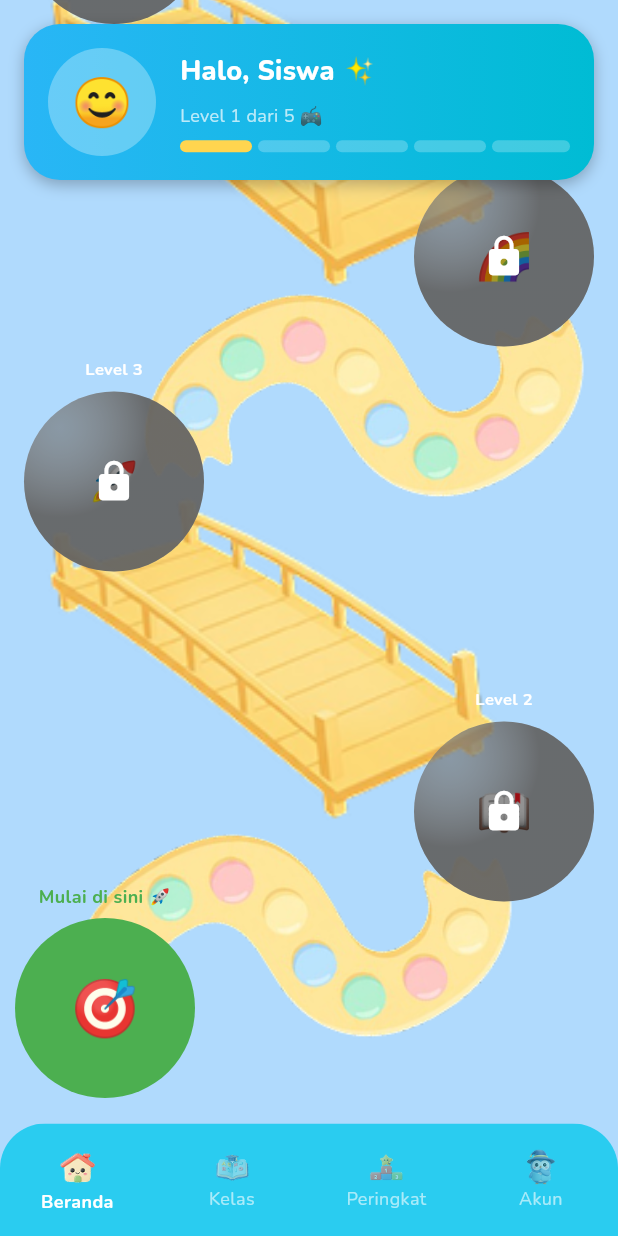
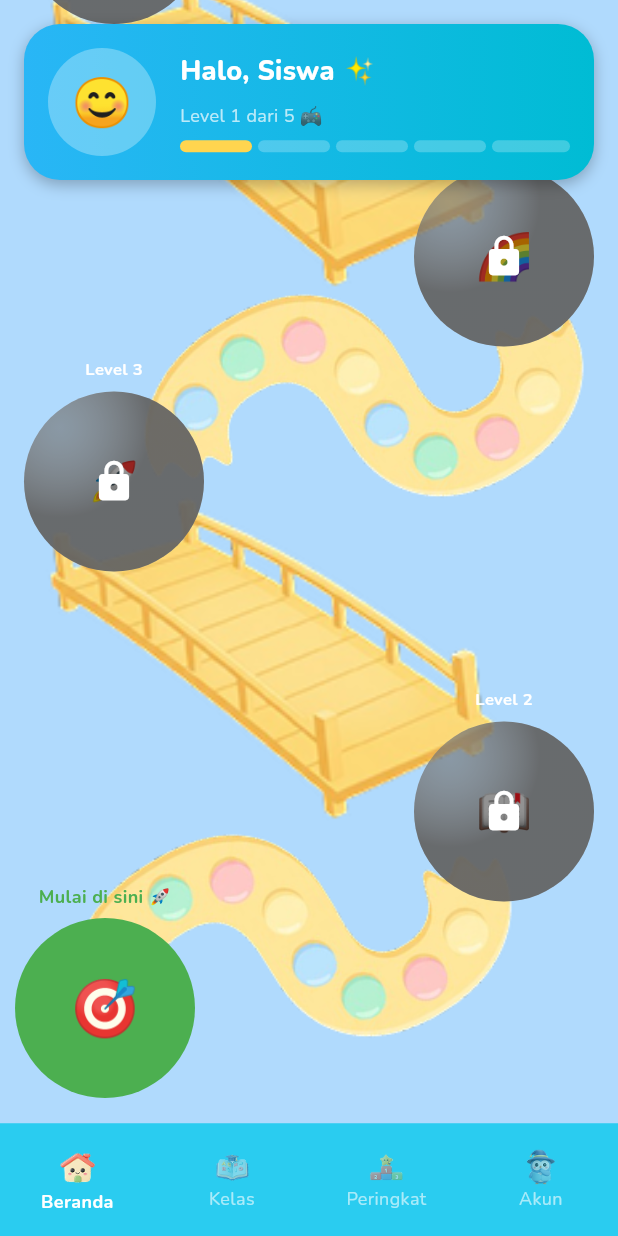
Before and after one commit to AbidinoNurkhiansyah/ciloka-mobile, a Flutter app: the MainStudentView screen opened by its route, on a phone screen of 412 x 824 dp. Run offline on Flutter 3.47's test engine with Material 3 defaults, Android fonts, the phone set to English and light mode, and no system bars; our stand-ins replace cached_network_image, cloud_firestore, firebase_auth, firebase_core, flutter_tts, font_awesome_flutter and 4 more; accounts and stored records are empty; project files that could hold a hidden picture were left out.

Commit message:
style(bottom nav) : remove ClipperRect

```diff
--- a/lib/features/student/views/main_student_view.dart
+++ b/lib/features/student/views/main_student_view.dart
@@ -31,24 +31,17 @@ class _MainStudentViewState extends State<MainStudentView> {
       builder: (context, vm, _) {
         return Scaffold(
           body: vm.currentScreen,
-          bottomNavigationBar: ClipRRect(
-            borderRadius: const BorderRadius.only(
-              topRight: Radius.circular(30),
-              topLeft: Radius.circular(30),
-            ),
-            child: Container(
+          bottomNavigationBar: Container(
             height: 75,
             decoration: BoxDecoration(color: colorScheme.surface),
             child: BottomNavigationBar(
               type: BottomNavigationBarType.fixed,
-                backgroundColor: Colors.transparent,
+
               elevation: 0,
               currentIndex: vm.currentIndex,
               onTap: vm.setIndexBottomNavbar,
               selectedItemColor: colorScheme.onSurface,
-                unselectedItemColor: colorScheme.onSurface.withValues(
-                  alpha: 0.6,
-                ),
+              unselectedItemColor: colorScheme.onSurface.withValues(alpha: 0.6),
               selectedLabelStyle: const TextStyle(
                 fontWeight: FontWeight.bold,
                 fontSize: 12,
@@ -146,7 +139,6 @@ class _MainStudentViewState extends State<MainStudentView> {
               ],
             ),
           ),
-          ),
         );
       },
     );
```
Lines whose indentation alone changed are shown as unchanged.
